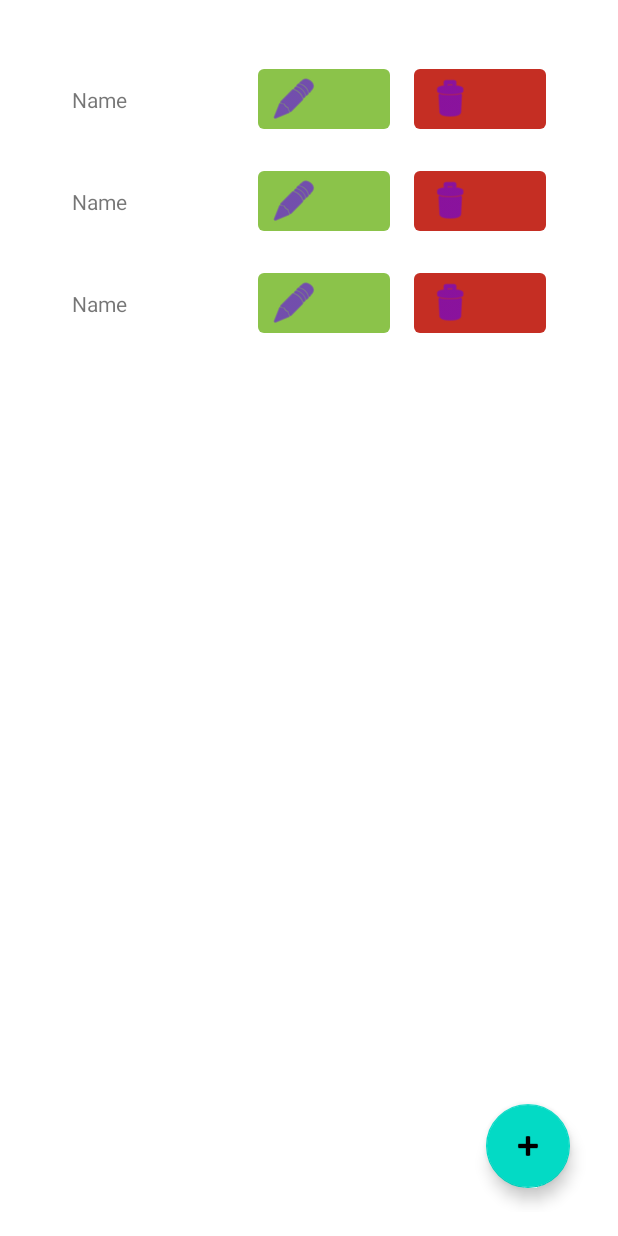
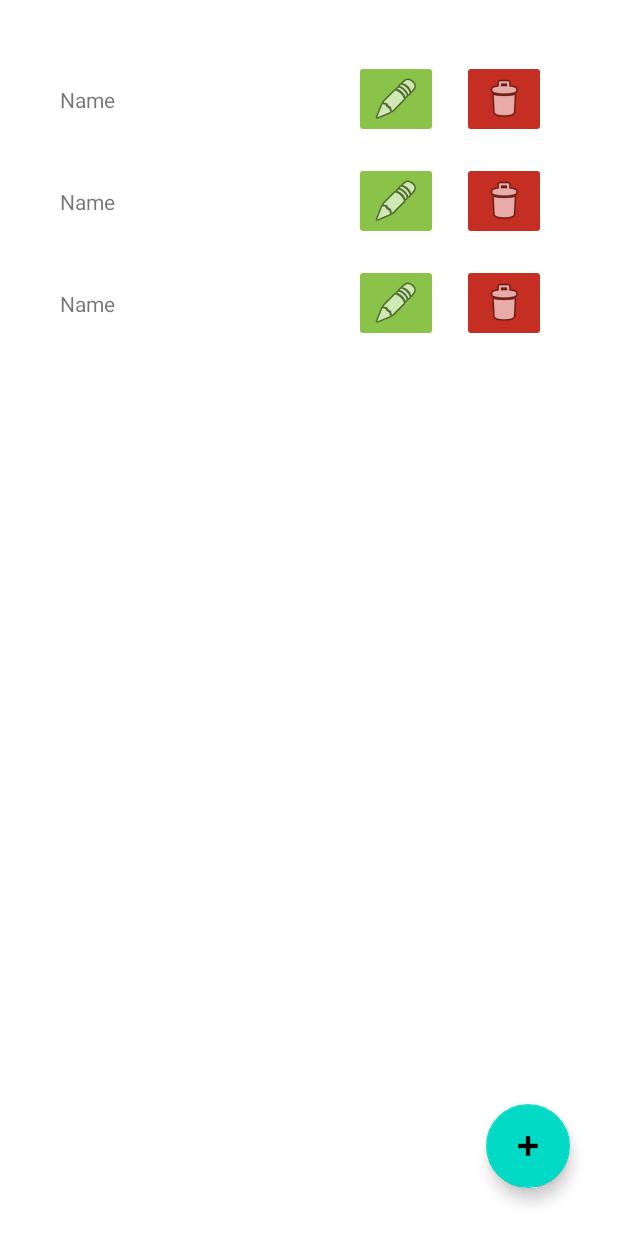
Before and after one commit to Kadeathdeluz/ListApp, an Android app: the layout activity_main.xml on its own in the app's theme, with its tools: preview values and no code run, on a phone screen of 412 x 824 dp. Run offline under Robolectric (Android 15) with nearby library versions, the phone set to English and light mode, and no system bars.

Commit message:
- activity_main.xml -> Reformat code.
- item_view.xml -> Buttons to ImageButtons and reformat code.

```diff
--- a/app/src/main/res/layout/activity_main.xml
+++ b/app/src/main/res/layout/activity_main.xml
@@ -6,25 +6,26 @@
     android:layout_height="match_parent"
     android:layout_margin="16dp"
     tools:context=".MainActivity">
+
     <androidx.recyclerview.widget.RecyclerView
         android:id="@+id/recycler_view"
         android:layout_width="match_parent"
         android:layout_height="0dp"
         android:clipToPadding="false"
+        android:padding="16dp"
+        app:layout_constraintBottom_toTopOf="@id/fab_add_list"
         app:layout_constraintLeft_toLeftOf="parent"
         app:layout_constraintRight_toRightOf="parent"
         app:layout_constraintTop_toTopOf="parent"
-        app:layout_constraintBottom_toTopOf="@id/fab_add_list"
-        android:padding="16dp"
-        tools:listitem="@layout/item_view"/>
+        tools:listitem="@layout/item_view" />
 
     <com.google.android.material.floatingactionbutton.FloatingActionButton
         android:id="@+id/fab_add_list"
         android:layout_width="wrap_content"
         android:layout_height="0dp"
         android:layout_margin="16dp"
+        android:contentDescription="@string/floating_action_button"
         android:src="@android:drawable/ic_input_add"
         app:layout_constraintBottom_toBottomOf="parent"
-        app:layout_constraintRight_toRightOf="parent"
-        android:contentDescription="Floating Action Button" />
+        app:layout_constraintRight_toRightOf="parent" />
 </androidx.constraintlayout.widget.ConstraintLayout>
--- a/app/src/main/res/layout/item_view.xml
+++ b/app/src/main/res/layout/item_view.xml
@@ -2,43 +2,43 @@
 <androidx.constraintlayout.widget.ConstraintLayout xmlns:android="http://schemas.android.com/apk/res/android"
     xmlns:app="http://schemas.android.com/apk/res-auto"
     xmlns:tools="http://schemas.android.com/tools"
-    android:orientation="horizontal"
     android:layout_width="match_parent"
     android:layout_height="wrap_content"
+    android:orientation="horizontal"
     android:padding="8dp">
+
     <TextView
-        android:layout_weight="1"
         android:id="@+id/item_name"
-        tools:text="Name"
         android:layout_width="wrap_content"
         android:layout_height="wrap_content"
-        android:layout_marginHorizontal="8dp"
+        app:layout_constraintBottom_toBottomOf="parent"
         app:layout_constraintStart_toStartOf="parent"
         app:layout_constraintTop_toTopOf="parent"
-        app:layout_constraintBottom_toBottomOf="parent"/>
+        tools:text="Name" />
+
     <LinearLayout
         android:layout_width="wrap_content"
         android:layout_height="wrap_content"
-    android:layout_weight="1"
-    app:layout_constraintTop_toTopOf="parent"
         app:layout_constraintBottom_toBottomOf="parent"
-    app:layout_constraintEnd_toEndOf="parent">
-    <Button
+        app:layout_constraintEnd_toEndOf="parent"
+        app:layout_constraintTop_toTopOf="parent">
+
+        <ImageButton
             android:id="@+id/edit_button"
             android:layout_width="wrap_content"
             android:layout_height="wrap_content"
             android:layout_marginHorizontal="8dp"
-        app:backgroundTint="#8BC34A"
-        app:icon="@android:drawable/ic_menu_edit"
-        style="?android:attr/buttonBarButtonStyle" />
+            android:contentDescription="@string/edit_button"
+            android:src="@android:drawable/ic_menu_edit"
+            app:backgroundTint="#8BC34A" />
 
-    <Button
+        <ImageButton
             android:id="@+id/delete_button"
             android:layout_width="wrap_content"
             android:layout_height="wrap_content"
             android:layout_marginHorizontal="8dp"
-        app:backgroundTint="#C52E23"
-        app:icon="@android:drawable/ic_menu_delete"
-        style="?android:attr/buttonBarButtonStyle" />
+            android:contentDescription="delete button"
+            android:src="@android:drawable/ic_menu_delete"
+            app:backgroundTint="#C52E23" />
     </LinearLayout>
 </androidx.constraintlayout.widget.ConstraintLayout>
--- a/app/src/main/res/values/strings.xml
+++ b/app/src/main/res/values/strings.xml
@@ -1,3 +1,5 @@
 <resources>
     <string name="app_name">ListApp</string>
+    <string name="floating_action_button">Floating Action Button</string>
+    <string name="edit_button">edit button</string>
 </resources>
```
Lines whose indentation alone changed are shown as unchanged.
